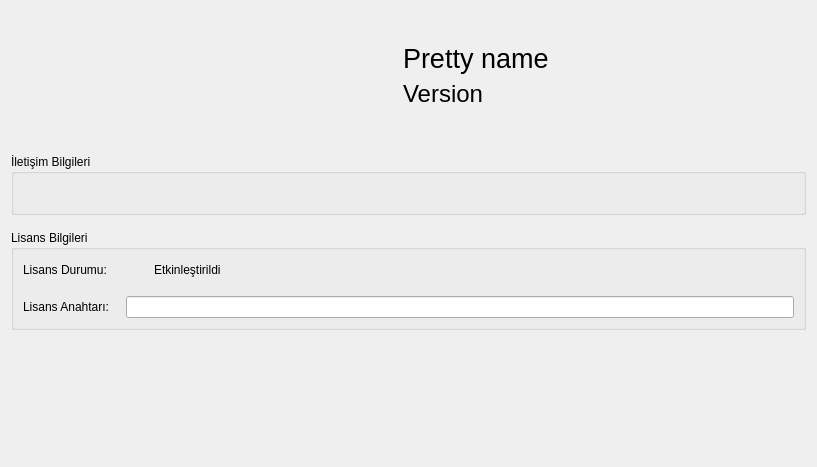
Old version of the form src/UI/AboutPage/aboutpage.ui in the repository ikolomiko/ikooskar-qt.
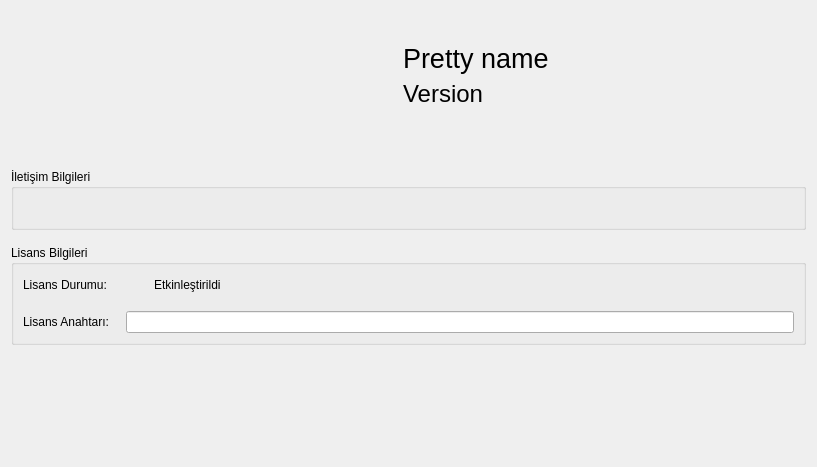
New version of the form.

Commit message: AboutPage:add margin to the bottom of product logo

Diff of the .ui file:
```diff
--- a/src/UI/AboutPage/aboutpage.ui
+++ b/src/UI/AboutPage/aboutpage.ui
@@ -30,7 +30,7 @@
        <number>0</number>
       </property>
       <property name="bottomMargin">
-       <number>0</number>
+       <number>15</number>
       </property>
       <item>
        <spacer name="horizontalSpacer_3">
```
